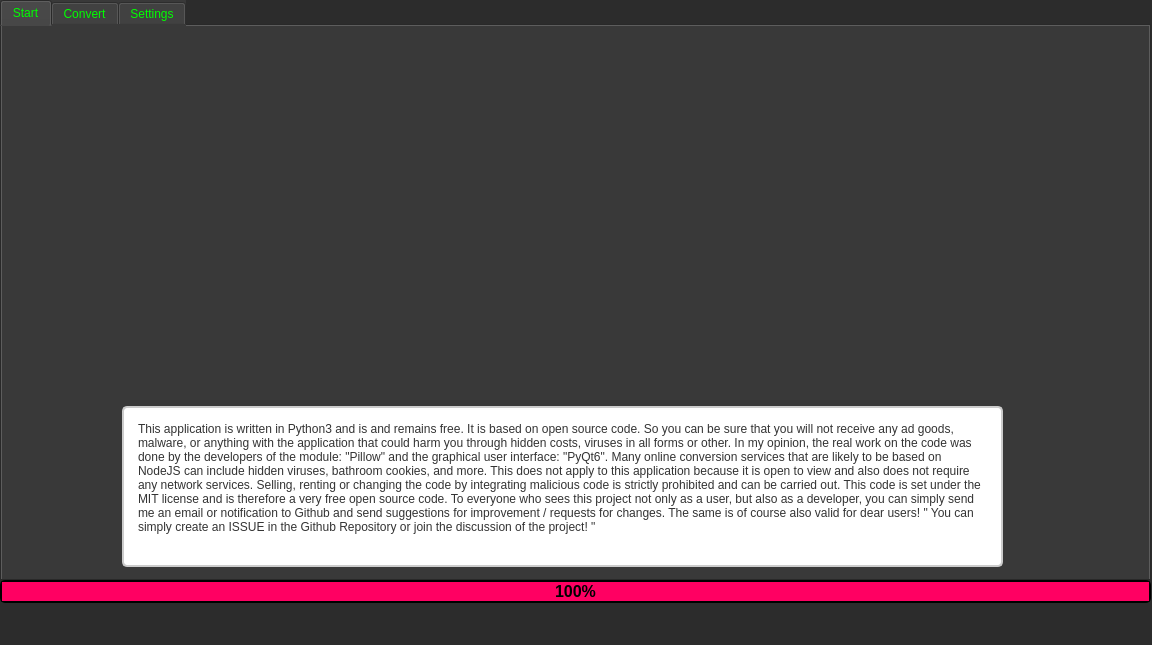
The window that .ui/mainwindow/form.ui (org-blackzspace-de/image-converter) describes before a commit, drawn with Qt 5.
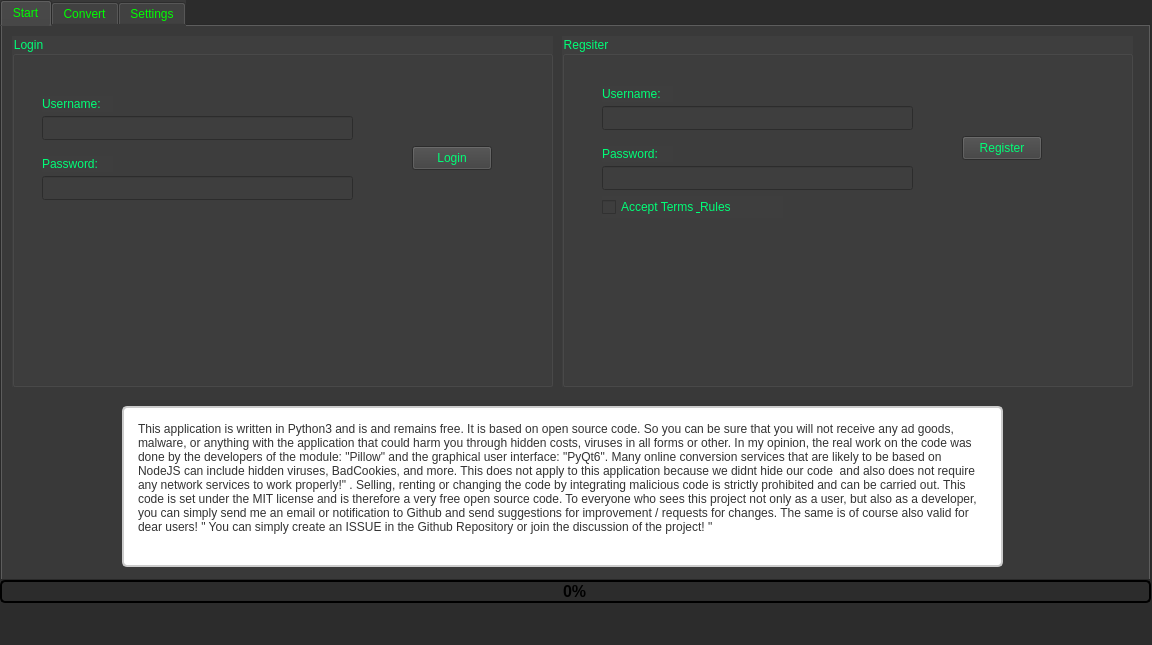
The same window after the commit.

```diff
--- a/.ui/mainwindow/form.ui
+++ b/.ui/mainwindow/form.ui
@@ -99,7 +99,7 @@
 li.unchecked::marker { content: &quot;\2610&quot;; }
 li.checked::marker { content: &quot;\2612&quot;; }
 &lt;/style&gt;&lt;/head&gt;&lt;body style=&quot; font-family:'Arial','sans-serif'; font-size:14px; font-weight:400; font-style:normal;&quot;&gt;
-&lt;p style=&quot; margin-top:0px; margin-bottom:0px; margin-left:0px; margin-right:0px; -qt-block-indent:0; text-indent:0px;&quot;&gt;&lt;span style=&quot; font-family:'Segoe UI'; font-size:9pt;&quot;&gt;This application is written in Python3 and is and remains free. It is based on open source code. So you can be sure that you will not receive any ad goods, malware, or anything with the application that could harm you through hidden costs, viruses in all forms or other. In my opinion, the real work on the code was done by the developers of the module: &amp;quot;Pillow&amp;quot; and the graphical user interface: &amp;quot;PyQt6&amp;quot;. Many online conversion services that are likely to be based on NodeJS can include hidden viruses, bathroom cookies, and more. This does not apply to this application because it is open to view and also does not require any network services. Selling, renting or changing the code by integrating malicious code is strictly prohibited and can be carried out. This code is set under the MIT license and is therefore a very free open source code. To everyone who sees this project not only as a user, but also as a developer, you can simply send me an email or notification to Github and send suggestions for improvement / requests for changes. The same is of course also valid for dear users! &amp;quot; You can simply create an ISSUE in the Github Repository or join the discussion of the project! &amp;quot; &lt;/span&gt;&lt;/p&gt;&lt;/body&gt;&lt;/html&gt;</string>
+&lt;p style=&quot; margin-top:0px; margin-bottom:0px; margin-left:0px; margin-right:0px; -qt-block-indent:0; text-indent:0px;&quot;&gt;&lt;span style=&quot; font-family:'Segoe UI'; font-size:9pt;&quot;&gt;This application is written in Python3 and is and remains free. It is based on open source code. So you can be sure that you will not receive any ad goods, malware, or anything with the application that could harm you through hidden costs, viruses in all forms or other. In my opinion, the real work on the code was done by the developers of the module: &amp;quot;Pillow&amp;quot; and the graphical user interface: &amp;quot;PyQt6&amp;quot;. Many online conversion services that are likely to be based on NodeJS can include hidden viruses, BadCookies, and more. This does not apply to this application because we didnt hide our code  and also does not require any network services to work properly!&amp;quot; . Selling, renting or changing the code by integrating malicious code is strictly prohibited and can be carried out. This code is set under the MIT license and is therefore a very free open source code. To everyone who sees this project not only as a user, but also as a developer, you can simply send me an email or notification to Github and send suggestions for improvement / requests for changes. The same is of course also valid for dear users! &amp;quot; You can simply create an ISSUE in the Github Repository or join the discussion of the project! &amp;quot; &lt;/span&gt;&lt;/p&gt;&lt;/body&gt;&lt;/html&gt;</string>
       </property>
       <property name="openLinks">
        <bool>false</bool>
@@ -115,6 +115,174 @@
        </rect>
       </property>
      </widget>
+     <widget class="QGroupBox" name="groupBox_login">
+      <property name="geometry">
+       <rect>
+        <x>10</x>
+        <y>10</y>
+        <width>541</width>
+        <height>351</height>
+       </rect>
+      </property>
+      <property name="styleSheet">
+       <string notr="true">background-color: rgb(62, 62, 62);
+color: rgb(0, 255, 119);</string>
+      </property>
+      <property name="title">
+       <string>Login</string>
+      </property>
+      <widget class="QLineEdit" name="lineEdit">
+       <property name="geometry">
+        <rect>
+         <x>30</x>
+         <y>80</y>
+         <width>311</width>
+         <height>24</height>
+        </rect>
+       </property>
+      </widget>
+      <widget class="QLineEdit" name="lineEdit_2">
+       <property name="geometry">
+        <rect>
+         <x>30</x>
+         <y>140</y>
+         <width>311</width>
+         <height>24</height>
+        </rect>
+       </property>
+      </widget>
+      <widget class="QLabel" name="label_password">
+       <property name="geometry">
+        <rect>
+         <x>30</x>
+         <y>120</y>
+         <width>71</width>
+         <height>16</height>
+        </rect>
+       </property>
+       <property name="text">
+        <string>Password:</string>
+       </property>
+      </widget>
+      <widget class="QLabel" name="label_username">
+       <property name="geometry">
+        <rect>
+         <x>30</x>
+         <y>60</y>
+         <width>71</width>
+         <height>16</height>
+        </rect>
+       </property>
+       <property name="text">
+        <string>Username:</string>
+       </property>
+      </widget>
+      <widget class="QPushButton" name="login_Button">
+       <property name="geometry">
+        <rect>
+         <x>400</x>
+         <y>110</y>
+         <width>80</width>
+         <height>24</height>
+        </rect>
+       </property>
+       <property name="text">
+        <string>Login</string>
+       </property>
+      </widget>
+     </widget>
+     <widget class="QGroupBox" name="groupBox_register">
+      <property name="geometry">
+       <rect>
+        <x>560</x>
+        <y>10</y>
+        <width>571</width>
+        <height>351</height>
+       </rect>
+      </property>
+      <property name="styleSheet">
+       <string notr="true">background-color: rgb(62, 62, 62);
+color: rgb(0, 255, 119);</string>
+      </property>
+      <property name="title">
+       <string>Regsiter</string>
+      </property>
+      <widget class="QLineEdit" name="username_register_Input">
+       <property name="geometry">
+        <rect>
+         <x>40</x>
+         <y>70</y>
+         <width>311</width>
+         <height>24</height>
+        </rect>
+       </property>
+      </widget>
+      <widget class="QLineEdit" name="passowrd_register_INput">
+       <property name="geometry">
+        <rect>
+         <x>40</x>
+         <y>130</y>
+         <width>311</width>
+         <height>24</height>
+        </rect>
+       </property>
+       <property name="inputMethodHints">
+        <set>Qt::InputMethodHint::ImhHiddenText</set>
+       </property>
+      </widget>
+      <widget class="QCheckBox" name="checkBox_terms_rules">
+       <property name="geometry">
+        <rect>
+         <x>40</x>
+         <y>160</y>
+         <width>181</width>
+         <height>22</height>
+        </rect>
+       </property>
+       <property name="text">
+        <string>Accept Terms &amp; Rules</string>
+       </property>
+      </widget>
+      <widget class="QLabel" name="label_register_username">
+       <property name="geometry">
+        <rect>
+         <x>40</x>
+         <y>50</y>
+         <width>71</width>
+         <height>16</height>
+        </rect>
+       </property>
+       <property name="text">
+        <string>Username:</string>
+       </property>
+      </widget>
+      <widget class="QLabel" name="label_register_password">
+       <property name="geometry">
+        <rect>
+         <x>40</x>
+         <y>110</y>
+         <width>71</width>
+         <height>16</height>
+        </rect>
+       </property>
+       <property name="text">
+        <string>Password:</string>
+       </property>
+      </widget>
+      <widget class="QPushButton" name="register_Button">
+       <property name="geometry">
+        <rect>
+         <x>400</x>
+         <y>100</y>
+         <width>80</width>
+         <height>24</height>
+        </rect>
+       </property>
+       <property name="text">
+        <string>Register</string>
+       </property>
+      </widget>
+     </widget>
     </widget>
     <widget class="QWidget" name="tab_convert">
      <attribute name="title">
@@ -262,7 +430,7 @@
  }</string>
     </property>
     <property name="value">
-     <number>100</number>
+     <number>0</number>
     </property>
    </widget>
   </widget>
```
Left out of the diff: 56 changed lines with no effect on the pictures.
